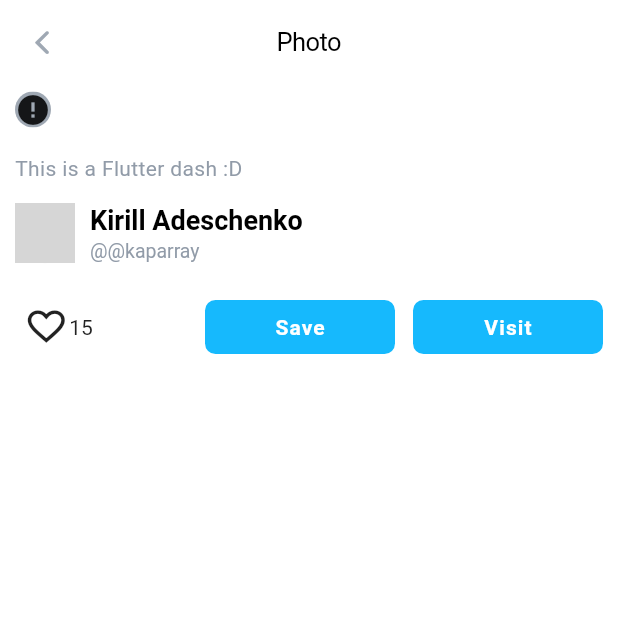
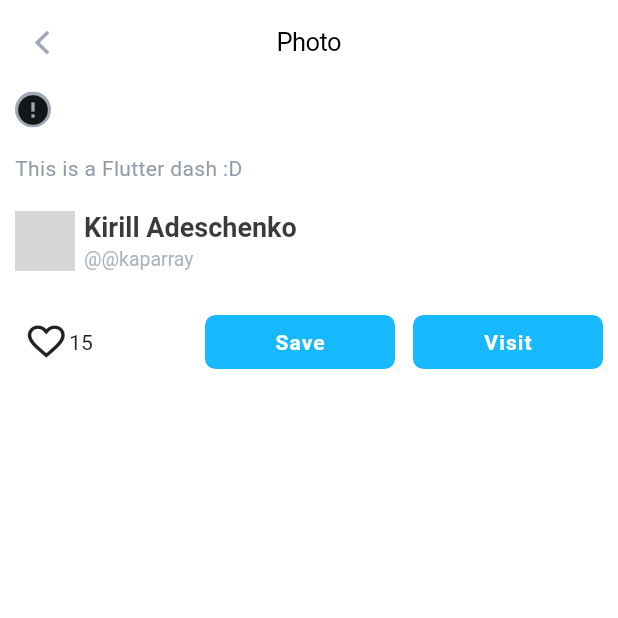
Before and after one commit to martitrofan/skill_branch_flutter, a Flutter app: the screen it shows after launch, after a tap on the "error" icon, on a phone screen of 412 x 824 dp, the top half of it. Run offline on Flutter 3.47's test engine with Material 2 defaults, Android fonts, the phone set to English and light mode, and no system bars; drawn by our look-alikes of cached_network_image; network calls fail; grey boxes are pictures that could not be loaded.

Commit message:
hometask_4

```diff
--- a/lib/app.dart
+++ b/lib/app.dart
@@ -1,6 +1,8 @@
 import 'package:flutter/material.dart';
 import 'package:flutter/cupertino.dart';
 import 'screens/feed_screen.dart';
+import 'screens/home.dart';
+
 
 
 class MyApp extends StatelessWidget {
@@ -13,7 +15,7 @@ class MyApp extends StatelessWidget {
       theme: ThemeData(
         primarySwatch: Colors.blue,
       ),
-      home: Feed(),
+      home: Home(),
     );
   }
 }
--- a/lib/main.dart
+++ b/lib/main.dart
@@ -2,6 +2,5 @@ import 'package:flutter/material.dart';
 import 'app.dart';
 
 void main() {
-  //debugRepaintRainbowEnabled = true;
   runApp(MyApp());
 }
--- a/lib/res/app_icons.dart
+++ b/lib/res/app_icons.dart
@@ -23,4 +23,5 @@ class AppIcons {
 
   static const IconData like_fill = IconData(0xe800, fontFamily: _kFontFam, fontPackage: _kFontPkg);
   static const IconData like = IconData(0xe801, fontFamily: _kFontFam, fontPackage: _kFontPkg);
+  static const IconData home = IconData(0xe802, fontFamily: _kFontFam, fontPackage: _kFontPkg);
 }
--- /dev/null
+++ b/lib/screens/home.dart
@@ -0,0 +1,204 @@
+import 'package:FlutterGalleryApp/res/res.dart';
+import 'package:FlutterGalleryApp/screens/feed_screen.dart';
+import 'package:flutter/material.dart';
+
+class Home extends StatefulWidget {
+  @override
+  _HomeState createState() => _HomeState();
+}
+
+class _HomeState extends State<Home> {
+  int currenTab = 0;
+  List<Widget> pages = [
+    Feed(),
+    Container(),
+    Container(),
+  ];
+
+  @override
+  Widget build(BuildContext context) {
+    return Scaffold(
+      bottomNavigationBar: BottomNavyBar(
+        borderRadius: 8,
+        curve: Curves.ease,
+        itemSelected: (int index) {
+          setState(() {
+            currenTab = index;
+          });
+        },
+        currentTab: currenTab,
+        items: [
+          BottomNavyBarItem(
+            asset: AppIcons.home,
+            title: Text('Feed'),
+            activeColor: AppColors.dodgerBlue,
+            inactiveColor: AppColors.manatee,
+          ),
+          BottomNavyBarItem(
+            asset: AppIcons.home,
+            title: Text('Search'),
+            activeColor: AppColors.dodgerBlue,
+            inactiveColor: AppColors.manatee,
+          ),
+          BottomNavyBarItem(
+            asset: AppIcons.home,
+            title: Text('User'),
+            activeColor: AppColors.dodgerBlue,
+            inactiveColor: AppColors.manatee,
+          ),
+        ],
+      ),
+      body: pages[currenTab],
+    );
+  }
+}
+
+class BottomNavyBar extends StatelessWidget {
+  BottomNavyBar({
+    Key key,
+    this.backgroundColor = Colors.white,
+    this.showElevation = true,
+    this.containerHeight = 56,
+    this.mainAxisAlignment = MainAxisAlignment.center,
+    this.items,
+    this.itemSelected,
+    this.currentTab,
+    this.duration = const Duration(milliseconds: 270),
+    this.borderRadius = 24,
+    this.curve,
+  }) : super(key: key);
+
+  final Color backgroundColor;
+  final bool showElevation;
+  final double containerHeight;
+  final MainAxisAlignment mainAxisAlignment;
+  final List<BottomNavyBarItem> items;
+  final ValueChanged<int> itemSelected;
+  final int currentTab;
+  final Duration duration;
+  final double borderRadius;
+  final Curve curve;
+
+  @override
+  Widget build(BuildContext context) {
+    return Container(
+      decoration: BoxDecoration(color: backgroundColor, boxShadow: [
+        if (showElevation)
+          const BoxShadow(color: Colors.black12, blurRadius: 2),
+      ]),
+      child: SafeArea(
+        child: Container(
+          width: double.infinity,
+          height: containerHeight,
+          padding: const EdgeInsets.symmetric(
+            vertical: 6,
+            horizontal: 8,
+          ),
+          child: Row(
+            mainAxisAlignment: mainAxisAlignment,
+            children: items.map((item) {
+              var index = items.indexOf(item);
+
+              return GestureDetector(
+                onTap: () => itemSelected(index),
+                child: _ItemWidget(
+                  item: item,
+                  isSelected: currentTab == index,
+                  backgroundColor: backgroundColor,
+                  animationDuration: duration,
+                  borderRadius: borderRadius,
+                  curve: curve,
+                ),
+              );
+            }).toList(),
+          ),
+        ),
+      ),
+    );
+  }
+}
+
+class _ItemWidget extends StatelessWidget {
+  _ItemWidget({
+    @required this.isSelected,
+    @required this.item,
+    @required this.backgroundColor,
+    @required this.animationDuration,
+    this.curve = Curves.linear,
+    @required this.borderRadius,
+  })  : assert(animationDuration != null, 'animationDuration is null'),
+        assert(curve != null, 'curve is null'),
+        assert(isSelected != null, 'isSelected is null'),
+        assert(item != null, 'item is null'),
+        assert(backgroundColor != null, 'backgroundColor is null'),
+        assert(borderRadius != null, 'borderRadius is null');
+
+  final bool isSelected;
+  final BottomNavyBarItem item;
+  final Color backgroundColor;
+  final Duration animationDuration;
+  final Curve curve;
+  final double borderRadius;
+
+  @override
+  Widget build(BuildContext context) {
+    return AnimatedContainer(
+      padding: const EdgeInsets.symmetric(horizontal: 8),
+      duration: animationDuration,
+      width: isSelected
+          ? 150.0
+          : (MediaQuery.of(context).size.width - 150 - 8 * 4 - 4 * 2) / 2,
+      height: double.maxFinite,
+      curve: curve,
+      decoration: BoxDecoration(
+        color: isSelected ? item.activeColor.withOpacity(0.2) : backgroundColor,
+        borderRadius: BorderRadius.circular(borderRadius),
+      ),
+      child: Row(
+        children: <Widget>[
+          Icon(
+            item.asset,
+            size: 20,
+            color: isSelected ? item.activeColor : item.inactiveColor,
+          ),
+          SizedBox(width: 4),
+          Expanded(
+            child: Container(
+              padding: const EdgeInsets.symmetric(
+                horizontal: 4,
+              ),
+              child: DefaultTextStyle.merge(
+                child: item.title,
+                textAlign: item.textAlign,
+                style: TextStyle(
+                  color: isSelected ? item.activeColor : item.inactiveColor,
+                  fontWeight: FontWeight.bold,
+                ),
+                maxLines: 1,
+              ),
+            ),
+          )
+        ],
+      ),
+    );
+  }
+}
+
+class BottomNavyBarItem {
+  BottomNavyBarItem({
+    this.asset,
+    this.title,
+    this.activeColor,
+    this.inactiveColor,
+    this.textAlign,
+  }) {
+    assert(asset != null, 'Asset is null');
+    assert(title != null, 'Asset is null');
+  }
+
+  final IconData asset;
+  final Text title;
+  final Color activeColor;
+  final Color inactiveColor;
+  final TextAlign textAlign;
+}
--- a/lib/screens/photo_screen.dart
+++ b/lib/screens/photo_screen.dart
@@ -5,13 +5,16 @@ import 'package:flutter/material.dart';
 
 class FullScreenImage extends StatefulWidget {
   FullScreenImage({
-    this.photo = '',
+    this.photo =
+        'https://flutter.dev/assets/404/dash_nest-c64796b59b65042a2b40fae5764c13b7477a592db79eaf04c86298dcb75b78ea.png',
     this.altDescription = '',
     this.userName = '',
     this.name = '',
-    this.userPhoto = '',
+    this.userPhoto =
+        'https://i.pinimg.com/236x/d4/ac/87/d4ac8776f114aa0845adf4a1ebb02b44.jpg',
     this.countLike = 0,
     this.isLike = false,
+    this.heroTag = '',
     Key key,
   }) : super(key: key);
 
@@ -22,12 +25,38 @@ class FullScreenImage extends StatefulWidget {
   final String userPhoto;
   final int countLike;
   final bool isLike;
+  final String heroTag;
 
   @override
   State<StatefulWidget> createState() => FullScreenImageState();
 }
 
-class FullScreenImageState extends State<FullScreenImage> {
+class FullScreenImageState extends State<FullScreenImage>
+    with TickerProviderStateMixin {
+  AnimationController _animationController;
+
+  @override
+  void initState() {
+    // TODO: implement initState
+    super.initState();
+    _animationController = AnimationController(
+        duration: const Duration(milliseconds: 1500), vsync: this);
+    _playAnimation();
+  }
+
+  @override
+  void dispose() {
+    // TODO: implement dispose
+    _animationController.dispose();
+    super.dispose();
+  }
+
+  Future<void> _playAnimation() async {
+    try {
+      await _animationController.forward().orCancel;
+    } on TickerCanceled {}
+  }
+
   @override
   Widget build(BuildContext context) {
     return Scaffold(
@@ -37,8 +66,11 @@ class FullScreenImageState extends State<FullScreenImage> {
         child: Column(
           crossAxisAlignment: CrossAxisAlignment.start,
           children: <Widget>[
-            Photo(
-              photoLink: widget.photo,
+            Hero(
+              tag: widget.heroTag,
+              child: Photo(
+                photoLink: widget.photo,
+              ),
             ),
             const SizedBox(
               height: 11,
@@ -86,7 +118,13 @@ class FullScreenImageState extends State<FullScreenImage> {
   }
 
   Widget _buildPhotoMeta() {
-    return Padding(
+    return PhotoMetaUser(
+      controller: _animationController,
+      name: widget.name,
+      nikName: widget.userName,
+      userPhoto: widget.userPhoto,
+    );
+    /*return Padding(
       padding: EdgeInsets.symmetric(horizontal: 10, vertical: 5),
       child: Row(
         children: <Widget>[
@@ -109,7 +147,7 @@ class FullScreenImageState extends State<FullScreenImage> {
           )
         ],
       ),
-    );
+    );*/
   }
 
   Widget _buildActionButton() {
@@ -152,3 +190,83 @@ class FullScreenImageState extends State<FullScreenImage> {
     );
   }
 }
+
+class PhotoMetaUser extends StatelessWidget {
+  PhotoMetaUser(
+      {this.controller, this.name, this.nikName, this.userPhoto, Key key})
+      : opacityUserAvatar = Tween<double>(begin: 0, end: 1).animate(
+          CurvedAnimation(
+            parent: controller,
+            curve: Interval(
+              0.0,
+              0.5,
+              curve: Curves.ease,
+            ),
+          ),
+        ),
+        opacityUserName = Tween<double>(begin: 0, end: 1).animate(
+          CurvedAnimation(
+            parent: controller,
+            curve: Interval(
+              0.5,
+              1.0,
+              curve: Curves.ease,
+            ),
+          ),
+        ),
+        super(key: key);
+
+  final AnimationController controller;
+  final Animation<double> opacityUserAvatar;
+  final Animation<double> opacityUserName;
+  final String name;
+  final String nikName;
+  final String userPhoto;
+
+  Widget _buildPhotoMeta(BuildContext context, Widget child) {
+    return Padding(
+      padding: EdgeInsets.symmetric(horizontal: 10, vertical: 10),
+      child: Row(
+        mainAxisAlignment: MainAxisAlignment.spaceBetween,
+        children: [
+          Row(
+            children: <Widget>[
+              Opacity(
+                opacity: opacityUserAvatar.value,
+                child: UserAvatar(userPhoto),
+              ),
+              SizedBox(width: 6),
+              Opacity(
+                opacity: opacityUserName.value,
+                child: Column(
+                  crossAxisAlignment: CrossAxisAlignment.start,
+                  mainAxisAlignment: MainAxisAlignment.spaceBetween,
+                  children: <Widget>[
+                    Text(
+                      (name != null) ? name : '',
+                      style: AppStyles.h1Black,
+                    ),
+                    Text(
+                      (nikName != null) ? '@${nikName}' : '',
+                      style: AppStyles.h5Black.copyWith(
+                        color: AppColors.manatee,
+                      ),
+                    ),
+                  ],
+                ),
+              ),
+            ],
+          ),
+        ],
+      ),
+    );
+  }
+
+  @override
+  Widget build(BuildContext context) {
+    return AnimatedBuilder(
+      builder: _buildPhotoMeta,
+      animation: controller,
+    );
+  }
+}
```
Also changed, not shown: assets/fonts/AppIcons.ttf.
